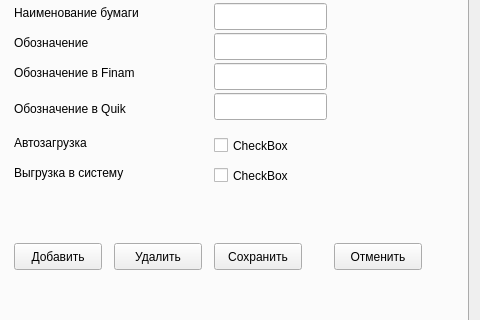
Qt form configwindow.ui (albert-sergeev/FinLoader) before a commit; both pictures show x 279 to 759 and y 84 to 404 of the 759 by 557 pixel window.
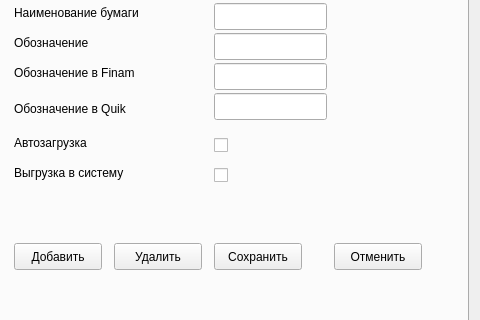
The same form after that commit.

Diff of the .ui file:
```diff
--- a/configwindow.ui
+++ b/configwindow.ui
@@ -167,7 +167,7 @@
         </rect>
        </property>
        <property name="text">
-        <string>CheckBox</string>
+        <string/>
        </property>
       </widget>
       <widget class="QCheckBox" name="chkUpToSys_2">
@@ -180,7 +180,7 @@
         </rect>
        </property>
        <property name="text">
-        <string>CheckBox</string>
+        <string/>
        </property>
       </widget>
       <widget class="QPushButton" name="btnAddTicker">
```
Left out of the diff: 10 changed lines with no effect on the pictures.
